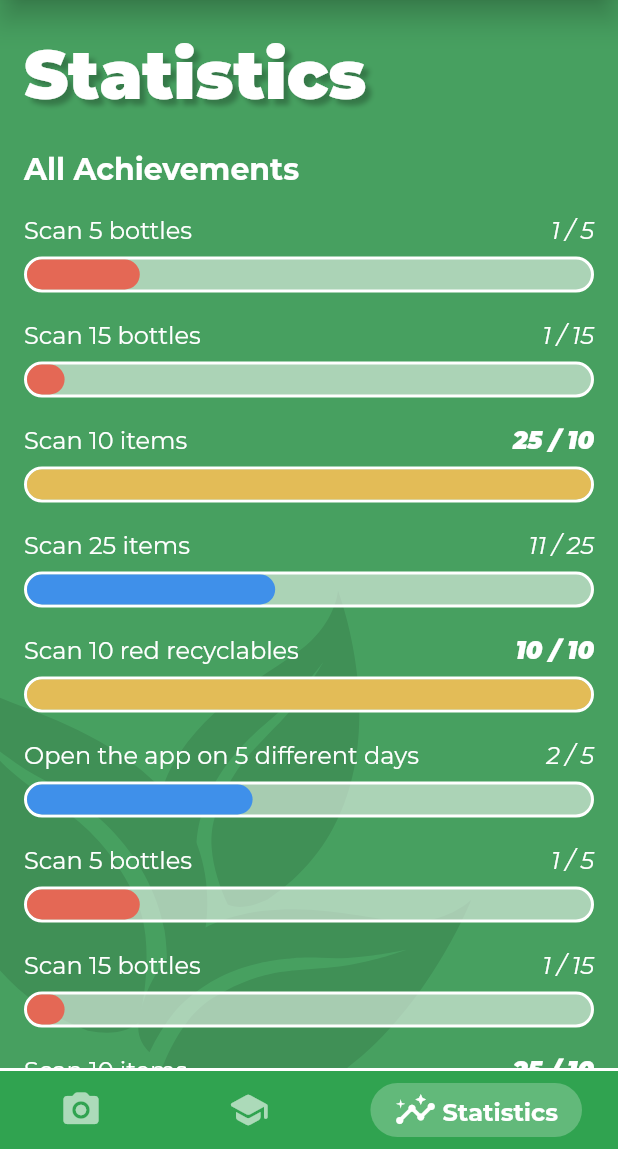
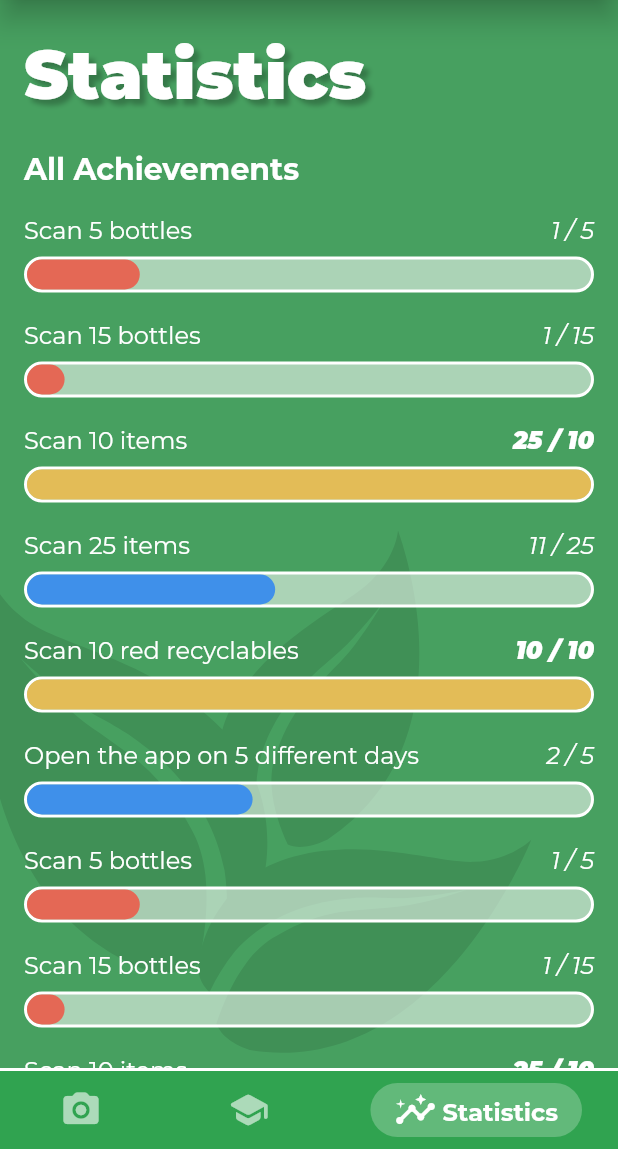
Before and after one commit to matthewyingtao/environ, a Flutter app: the screen it shows once a user with an empty profile is signed in, swiped to page 3, on a phone screen of 412 x 824 dp, the part 87-1236 px from its top. Run offline on Flutter 3.47's test engine with Material 2 defaults, Android fonts, the phone set to English and light mode, and no system bars; drawn by our look-alikes of google_nav_bar; our stand-ins replace camera, cloud_firestore, firebase_auth, firebase_core, flutter_spinkit, flutter_svg and 2 more; missing offline and left inert: tflite; accounts and stored records are empty.

Commit message:
Leaf motif moved to Home
this means that the leaf motif is always stacked on top of the pages.

```diff
--- a/lib/screens/home/courses.dart
+++ b/lib/screens/home/courses.dart
@@ -1,28 +1,10 @@
 import 'package:environ/shared/components/course_card.dart';
 import 'package:flutter/material.dart';
-import 'dart:math';
-import 'package:flutter_svg/flutter_svg.dart';
 
 class Courses extends StatelessWidget {
   @override
   Widget build(BuildContext context) {
-    return Stack(
-      children: [
-        Positioned(
-          top: -40,
-          left: -40,
-          child: Transform(
-            transform: Matrix4.rotationZ(10 * pi / 12),
-            alignment: Alignment.center,
-            child: SvgPicture.asset(
-              "assets/leavesbg.svg",
-              color: Color.fromRGBO(0, 0, 0, 0.1),
-              height: 400,
-              width: 400,
-            ),
-          ),
-        ),
-        Container(
+    return Container(
       padding: EdgeInsets.symmetric(horizontal: 16),
       child: ListView(
         physics: BouncingScrollPhysics(),
@@ -70,8 +52,6 @@ class Courses extends StatelessWidget {
           SizedBox(height: 24.0),
         ],
       ),
-        ),
-      ],
     );
   }
 }
--- a/lib/screens/home/home.dart
+++ b/lib/screens/home/home.dart
@@ -6,6 +6,8 @@ import 'package:environ/shared/constants.dart';
 import 'package:environ/screens/home/trash_modal.dart';
 import 'package:google_nav_bar/google_nav_bar.dart';
 import 'package:flutter/material.dart';
+import 'package:flutter_svg/flutter_svg.dart';
+import 'dart:math';
 import '../../services/auth.dart';
 
 class Home extends StatefulWidget {
@@ -97,7 +99,23 @@ class _HomeState extends State<Home> {
         crossAxisAlignment: CrossAxisAlignment.start,
         children: [
           Expanded(
-            child: PageView(
+            child: Stack(
+              children: [
+                Positioned(
+                  bottom: 0,
+                  left: -40,
+                  child: Transform(
+                    transform: Matrix4.rotationZ(pi / 12.0),
+                    alignment: Alignment.center,
+                    child: SvgPicture.asset(
+                      "assets/leavesbg.svg",
+                      color: Color.fromRGBO(0, 0, 0, 0.1),
+                      height: 400,
+                      width: 400,
+                    ),
+                  ),
+                ),
+                PageView(
                   controller: _controller,
                   onPageChanged: (index) {
                     setState(() {
@@ -112,6 +130,8 @@ class _HomeState extends State<Home> {
                     ),
                     Courses(),
                     Stats(),
+                  ],
+                ),
               ],
             ),
           ),
--- a/lib/screens/home/stats.dart
+++ b/lib/screens/home/stats.dart
@@ -1,28 +1,10 @@
 import 'package:environ/shared/components/achievement_progress_indicator.dart';
 import 'package:flutter/material.dart';
-import 'package:flutter_svg/flutter_svg.dart';
-import 'dart:math';
 
 class Stats extends StatelessWidget {
   @override
   Widget build(BuildContext context) {
-    return Stack(
-      children: [
-        Positioned(
-          bottom: -40,
-          left: -80,
-          child: Transform(
-            transform: Matrix4.rotationZ(pi / 12.0),
-            alignment: Alignment.center,
-            child: SvgPicture.asset(
-              "assets/leavesbg.svg",
-              color: Color.fromRGBO(0, 0, 0, 0.1),
-              height: 400,
-              width: 400,
-            ),
-          ),
-        ),
-        Container(
+    return Container(
       child: ListView(
         physics: BouncingScrollPhysics(),
         children: [
@@ -109,8 +91,6 @@ class Stats extends StatelessWidget {
           ),
         ],
       ),
-        ),
-      ],
     );
   }
 }
```
Lines whose indentation alone changed are shown as unchanged.
